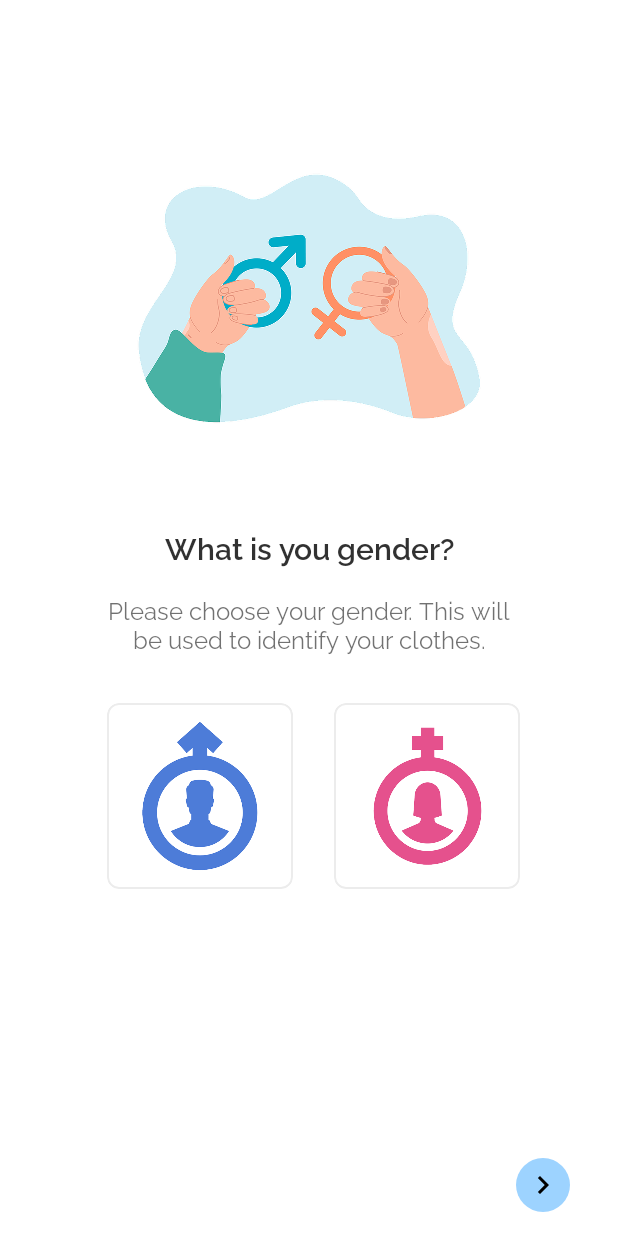
After one commit to M7mdSh3banX/Clothes4Weather, an Android app: the layout fragment_onboarding2.xml on its own in the app's theme, with its tools: preview values and no code run, on a phone screen of 412 x 824 dp. The commit adds this screen. Run offline under Robolectric (Android 15) with nearby library versions, the phone set to English and light mode, and no system bars.

Commit message:
add design for fragment onboarding2

```diff
--- /dev/null
+++ b/app/src/main/res/layout/fragment_onboarding2.xml
@@ -0,0 +1,128 @@
+<?xml version="1.0" encoding="utf-8"?>
+<androidx.constraintlayout.widget.ConstraintLayout xmlns:android="http://schemas.android.com/apk/res/android"
+    xmlns:app="http://schemas.android.com/apk/res-auto"
+    xmlns:tools="http://schemas.android.com/tools"
+    android:layout_width="match_parent"
+    android:layout_height="match_parent"
+    tools:context=".OnboardingFragment2">
+
+    <ImageView
+        android:id="@+id/onboarding2_image"
+        android:layout_width="wrap_content"
+        android:layout_height="wrap_content"
+        android:layout_marginTop="@dimen/spacing_very_giant"
+        android:contentDescription="@null"
+        android:src="@drawable/obs2"
+        app:layout_constraintEnd_toEndOf="@id/right_guideline"
+        app:layout_constraintStart_toStartOf="@id/left_guideline"
+        app:layout_constraintTop_toTopOf="parent" />
+
+    <TextView
+        android:id="@+id/onboarding2_title"
+        android:layout_width="0dp"
+        android:layout_height="wrap_content"
+        android:layout_marginTop="16dp"
+        android:fontFamily="@font/raleway_semibold"
+        android:text="@string/onboarding2_screen_title"
+        android:textAlignment="center"
+        android:textColor="@color/black_87"
+        android:textSize="@dimen/text_giant"
+        app:layout_constraintEnd_toEndOf="@+id/onboarding2_image"
+        app:layout_constraintStart_toStartOf="@+id/onboarding2_image"
+        app:layout_constraintTop_toBottomOf="@+id/onboarding2_image" />
+
+    <TextView
+        android:id="@+id/textView"
+        android:layout_width="0dp"
+        android:layout_height="wrap_content"
+        android:layout_marginTop="16dp"
+        android:fontFamily="@font/raleway_regular"
+        android:text="@string/onboarding2_screen_desc"
+        android:textAlignment="center"
+        android:textColor="@color/black_60"
+        android:textSize="@dimen/text_medium"
+        app:layout_constraintEnd_toEndOf="@+id/onboarding2_title"
+        app:layout_constraintStart_toStartOf="@+id/onboarding2_title"
+        app:layout_constraintTop_toBottomOf="@+id/onboarding2_title" />
+
+    <ImageButton
+        android:layout_width="36dp"
+        android:layout_height="36dp"
+        android:layout_marginEnd="16dp"
+        android:layout_marginBottom="16dp"
+        android:background="@drawable/round_button"
+        android:contentDescription="@null"
+        android:src="@drawable/ic_navigate_next"
+        app:layout_constraintBottom_toBottomOf="parent"
+        app:layout_constraintEnd_toStartOf="@+id/right_guideline" />
+
+    <com.google.android.material.card.MaterialCardView
+        android:id="@+id/male_card"
+        android:layout_width="124dp"
+        android:layout_height="124dp"
+        android:layout_marginTop="32dp"
+        app:cardBackgroundColor="@android:color/transparent"
+        app:cardCornerRadius="8dp"
+        app:cardElevation="0dp"
+        app:layout_constraintStart_toStartOf="@+id/textView"
+        app:layout_constraintTop_toBottomOf="@+id/textView"
+        app:strokeColor="@color/black_8"
+        app:strokeWidth="1dp">
+
+        <ImageView
+            android:layout_width="match_parent"
+            android:layout_height="match_parent"
+            android:contentDescription="@null"
+            android:padding="8dp"
+            android:scaleType="centerCrop"
+            android:src="@drawable/male" />
+
+    </com.google.android.material.card.MaterialCardView>
+
+    <com.google.android.material.card.MaterialCardView
+        android:id="@+id/female_card"
+        android:layout_width="124dp"
+        android:layout_height="124dp"
+        android:layout_marginStart="32dp"
+        app:cardBackgroundColor="@android:color/transparent"
+        app:cardCornerRadius="8dp"
+        app:cardElevation="0dp"
+        app:layout_constraintBottom_toBottomOf="@+id/male_card"
+        app:layout_constraintEnd_toEndOf="@+id/textView"
+        app:layout_constraintStart_toEndOf="@+id/male_card"
+        app:layout_constraintTop_toTopOf="@+id/male_card"
+        app:strokeColor="@color/black_8"
+        app:strokeWidth="1dp">
+
+        <ImageView
+            android:layout_width="match_parent"
+            android:layout_height="match_parent"
+            android:contentDescription="@null"
+            android:padding="8dp"
+            android:scaleType="centerCrop"
+            android:src="@drawable/female" />
+
+    </com.google.android.material.card.MaterialCardView>
+
+    <androidx.constraintlayout.widget.Guideline
+        android:id="@+id/top_guideline"
+        android:layout_width="wrap_content"
+        android:layout_height="wrap_content"
+        android:orientation="horizontal"
+        app:layout_constraintGuide_begin="@dimen/spacing_medium" />
+
+    <androidx.constraintlayout.widget.Guideline
+        android:id="@+id/left_guideline"
+        android:layout_width="wrap_content"
+        android:layout_height="wrap_content"
+        android:orientation="vertical"
+        app:layout_constraintGuide_begin="@dimen/spacing_medium" />
+
+    <androidx.constraintlayout.widget.Guideline
+        android:id="@+id/right_guideline"
+        android:layout_width="wrap_content"
+        android:layout_height="wrap_content"
+        android:orientation="vertical"
+        app:layout_constraintGuide_end="@dimen/spacing_medium" />
+
+</androidx.constraintlayout.widget.ConstraintLayout>
--- a/app/src/main/res/values/strings.xml
+++ b/app/src/main/res/values/strings.xml
@@ -4,4 +4,6 @@
     <string name="onboarding1_screen_desc">Choose your suitable outfit from the collection given for you depending on the weather forecast.</string>
     <!-- TODO: Remove or change this placeholder text -->
     <string name="hello_blank_fragment">Hello blank fragment</string>
+    <string name="onboarding2_screen_title">What is you gender?</string>
+    <string name="onboarding2_screen_desc">Please choose your gender. This will be used to identify your clothes.</string>
 </resources>
```
Also changed, not shown: app/src/main/res/drawable/female.png (added), app/src/main/res/drawable/male.png (added).
